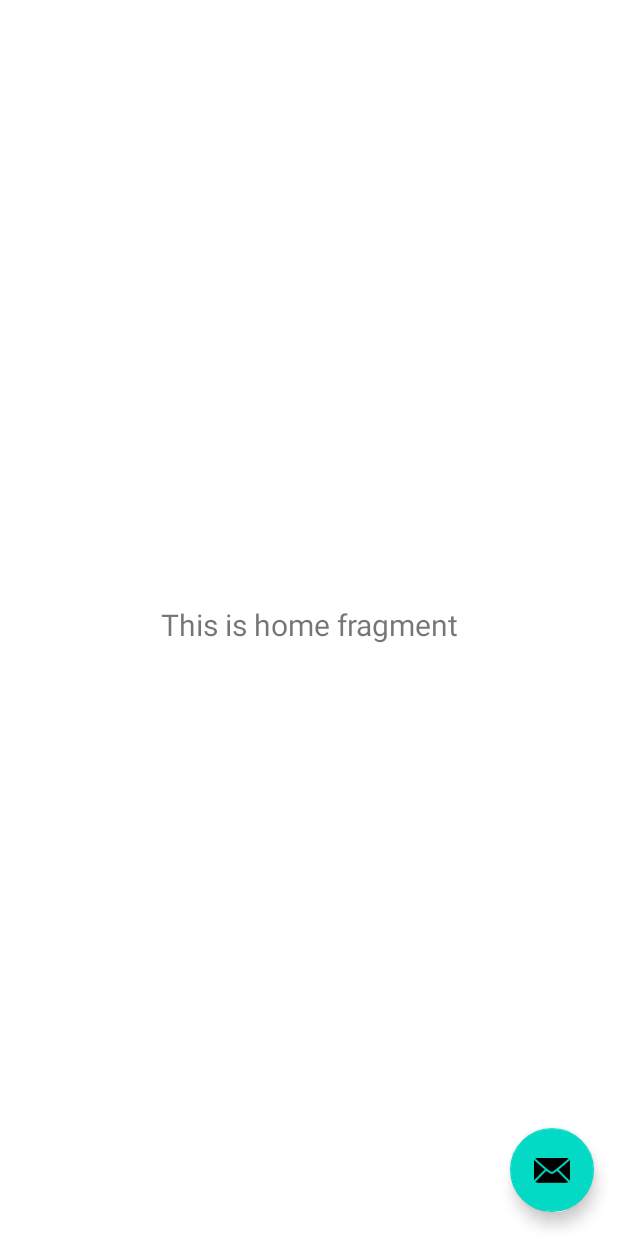
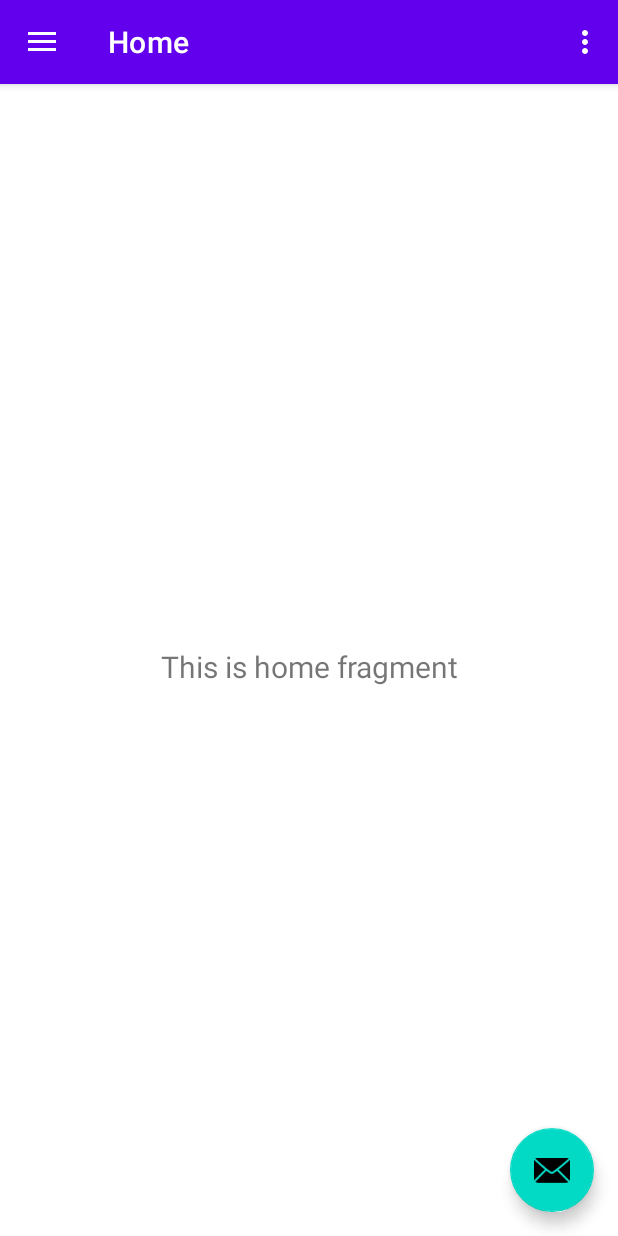
Before and after one commit to ejmdenham/RatRace_1, an Android app: the screen it shows after launch (MainActivity), on a phone screen of 412 x 824 dp. Run offline under Robolectric (Android 15) with nearby library versions, the phone set to English and light mode, and no system bars; our stand-ins replace navigation-ui; Roboto replaces fonts that are not available here.

Commit message:
Revert "Removed tool bar"
This reverts commit 5f5c9936c63ae7474b0121812e6b0a92fc3c3ba9.

```diff
--- a/pRatRace/app/src/main/java/Rat/Racer/MainActivity.java
+++ b/pRatRace/app/src/main/java/Rat/Racer/MainActivity.java
@@ -31,6 +31,7 @@ public class MainActivity extends AppCompatActivity {
         binding = ActivityMainBinding.inflate(getLayoutInflater());
         setContentView(binding.getRoot());
 
+        setSupportActionBar(binding.appBarMain.toolbar);
         binding.appBarMain.fab.setOnClickListener(new View.OnClickListener() {
             @Override
             public void onClick(View view) {
@@ -50,7 +51,16 @@ public class MainActivity extends AppCompatActivity {
                 .setOpenableLayout(drawer)
                 .build();
         NavController navController = Navigation.findNavController(this, R.id.nav_host_fragment_content_main);
+        NavigationUI.setupActionBarWithNavController(this, navController, mAppBarConfiguration);
         NavigationUI.setupWithNavController(navigationView, navController);
+    }
+
+    @Override
+    public boolean onCreateOptionsMenu(Menu menu) {
+        // Inflate/show the menu; this adds items to the action bar if it is present.
+        // you can add more items into the menu at res/menu/main.xml
+        getMenuInflater().inflate(R.menu.main, menu);
+        return true;
     }
 
     @Override
--- a/pRatRace/app/src/main/java/Rat/Racer/SplashScreen.java
+++ b/pRatRace/app/src/main/java/Rat/Racer/SplashScreen.java
@@ -15,7 +15,7 @@ import android.widget.TextView;
 @SuppressLint("CustomSplashScreen")
 public class SplashScreen extends AppCompatActivity {
 
-    private static int SPLASH_SCREEN = 4500;
+    private static int SPLASH_SCREEN = 5500;
 
     //Variables
     Animation topAnim, bottomAnim;
--- a/pRatRace/app/src/main/res/layout/app_bar_main.xml
+++ b/pRatRace/app/src/main/res/layout/app_bar_main.xml
@@ -5,6 +5,20 @@
     android:layout_width="match_parent"
     android:layout_height="match_parent"
     tools:context=".MainActivity">
+
+    <com.google.android.material.appbar.AppBarLayout
+        android:layout_width="match_parent"
+        android:layout_height="wrap_content"
+        android:theme="@style/Theme.Rr1.AppBarOverlay">
+
+        <androidx.appcompat.widget.Toolbar
+            android:id="@+id/toolbar"
+            android:layout_width="match_parent"
+            android:layout_height="?attr/actionBarSize"
+            android:background="?attr/colorPrimary"
+            app:popupTheme="@style/Theme.Rr1.PopupOverlay" />
+
+    </com.google.android.material.appbar.AppBarLayout>
 
     <include layout="@layout/content_main" />
 
--- /dev/null
+++ b/pRatRace/app/src/main/res/menu/main.xml
@@ -0,0 +1,9 @@
+<?xml version="1.0" encoding="utf-8"?>
+<menu xmlns:android="http://schemas.android.com/apk/res/android"
+    xmlns:app="http://schemas.android.com/apk/res-auto">
+    <item
+        android:id="@+id/action_settings"
+        android:orderInCategory="100"
+        android:title="@string/action_settings"
+        app:showAsAction="never" />
+</menu>
```
